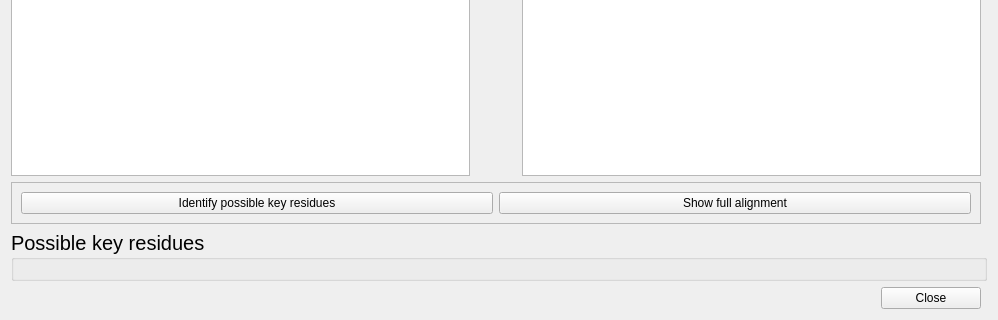
Old version of the form findkeydialog.ui in the repository WilsonImmunologyLab/Librator; both pictures show x 0 to 998 and y 498 to 818 of the 998 by 818 pixel window.
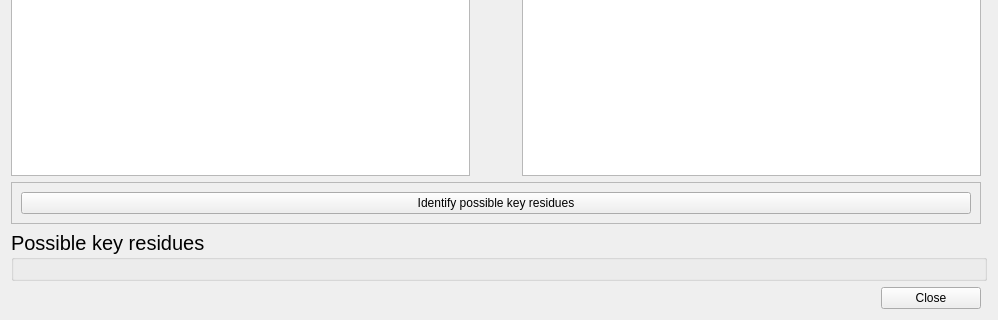
New version of the form. Icons and pictures are not drawn.

Diff of the .ui file:
```diff
--- a/findkeydialog.ui
+++ b/findkeydialog.ui
@@ -108,13 +108,6 @@
         </property>
        </widget>
       </item>
-      <item row="0" column="1">
-       <widget class="QPushButton" name="Alignment">
-        <property name="text">
-         <string>Show full alignment</string>
-        </property>
-       </widget>
-      </item>
      </layout>
     </widget>
    </item>
```
Left out of the diff: 4 changed lines with no effect on the pictures.
